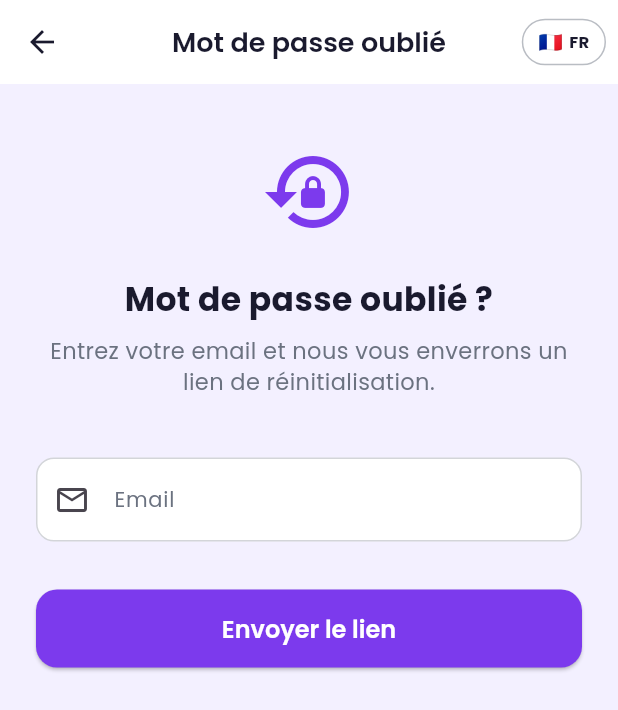
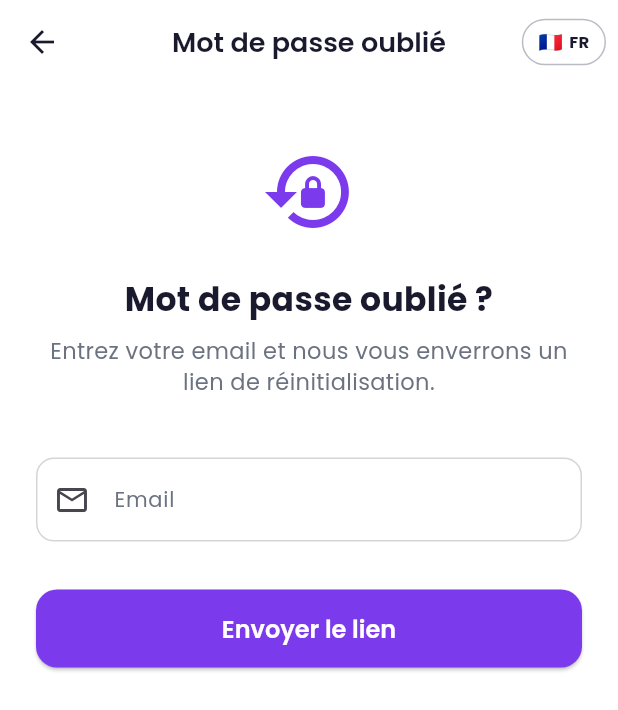
Before and after one commit to hamoudasamia1981-eng/wepact369, a Flutter app: the ForgotPasswordScreen screen opened by its route, on a phone screen of 412 x 824 dp. Shown: the top 710 px of the screen. Run offline on Flutter 3.47's test engine with Material 3 defaults, Android fonts, the phone set to English and light mode, and no system bars; our stand-ins replace cloud_firestore, firebase_auth, firebase_core, google_fonts, google_sign_in, shared_preferences; accounts and stored records are empty.

Commit message:
Change app background from light-purple to white
AppColors.background: Color(0xFFF3F0FF) -> Color(0xFFFFFFFF)

All Scaffold backgrounds, the theme scaffoldBackgroundColor,
and the area behind stat cards now render white. Bottom navbar
and AppBars were already AppColors.white — no change needed there.

Co-Authored-By: Claude Sonnet 4.6 <noreply@anthropic.com>

```diff
--- a/lib/theme/app_colors.dart
+++ b/lib/theme/app_colors.dart
@@ -5,7 +5,7 @@ class AppColors {
 
   static const Color primary = Color(0xFF7C3AED);
   static const Color secondary = Color(0xFFFF8C00);
-  static const Color background = Color(0xFFF3F0FF);
+  static const Color background = Color(0xFFFFFFFF);
   static const Color white = Color(0xFFFFFFFF);
   static const Color textDark = Color(0xFF1A1A2E);
   static const Color textGrey = Color(0xFF6B7280);
```
